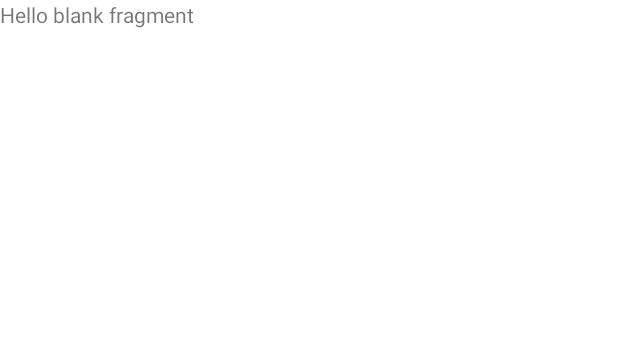
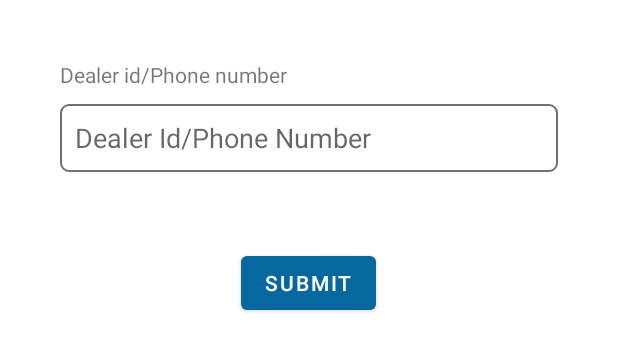
Before and after one commit to ganeshreddy-b/arpina_partner, an Android app: the layout fragment_register_dealer_id.xml on its own in the app's theme, with its tools: preview values and no code run, on a phone screen of 412 x 824 dp. Shown: the top 351 px of the screen. Run offline under Robolectric (Android 15) with nearby library versions, the phone set to English and light mode, and no system bars.

Commit message:
- UI of registration Completed

```diff
--- a/app/src/main/res/layout/activity_registration.xml
+++ b/app/src/main/res/layout/activity_registration.xml
@@ -13,7 +13,7 @@
         <com.ydn.viewpagerwithicons.StateViewPager
             android:id="@+id/pager"
             android:layout_width="match_parent"
-            android:layout_height="wrap_content"
+            android:layout_height="match_parent"
             android:entries="@array/titles"
             android:orientation="horizontal"
             app:layout_constraintTop_toTopOf="parent"/>
--- a/app/src/main/res/layout/fragment_register_dealer_id.xml
+++ b/app/src/main/res/layout/fragment_register_dealer_id.xml
@@ -5,10 +5,53 @@
     android:layout_height="match_parent"
     tools:context=".ui.fragments.RegisterDealerIdFragment">
 
-    <!-- TODO: Update blank fragment layout -->
-    <TextView
+    <LinearLayout
         android:layout_width="match_parent"
         android:layout_height="match_parent"
-        android:text="@string/hello_blank_fragment" />
+        android:layout_margin="40dp"
+        android:orientation="vertical">
+        <TextView
+            android:layout_width="match_parent"
+            android:layout_height="wrap_content"
+            android:text="Dealer id/Phone number"
+            android:layout_marginBottom="10dp">
+
+        </TextView>
+
+        <RelativeLayout
+            android:layout_width="match_parent"
+            android:layout_height="wrap_content">
+
+            <EditText
+                android:id="@+id/ETVDealerId"
+                android:layout_width="fill_parent"
+                android:layout_height="45dp"
+                android:layout_alignParentLeft="true"
+                android:background="@drawable/edit_text_box_view"
+                android:hint="Dealer Id/Phone Number"
+                android:paddingLeft="10dp">
+
+            </EditText>
+
+
+        </RelativeLayout>
+
+        <RelativeLayout
+            android:layout_width="match_parent"
+            android:layout_height="wrap_content"
+            android:layout_marginTop="50dp">
+            <Button
+                android:id="@+id/BTNRegistersubmit"
+                android:layout_width="wrap_content"
+                android:layout_height="wrap_content"
+                android:text="Submit"
+                android:layout_centerHorizontal="true">
+
+            </Button>
+
+        </RelativeLayout>
+
+
+    </LinearLayout>
 
 </FrameLayout>
--- a/app/src/main/res/layout/fragment_register_shipping.xml
+++ b/app/src/main/res/layout/fragment_register_shipping.xml
@@ -10,7 +10,7 @@
     <LinearLayout
         android:layout_width="match_parent"
         android:layout_height="match_parent"
-       android:layout_margin="30dp"
+       android:layout_margin="40dp"
         android:orientation="vertical">
         <TextView
             android:layout_width="match_parent"
```
Also changed, not shown: app/src/main/java/com/sanjay/androidamcservice/ui/activities/RegistrationActivity.java (+13 -39 lines), app/src/main/res/layout/fragment_register_contact.xml (+10 -5 lines).
